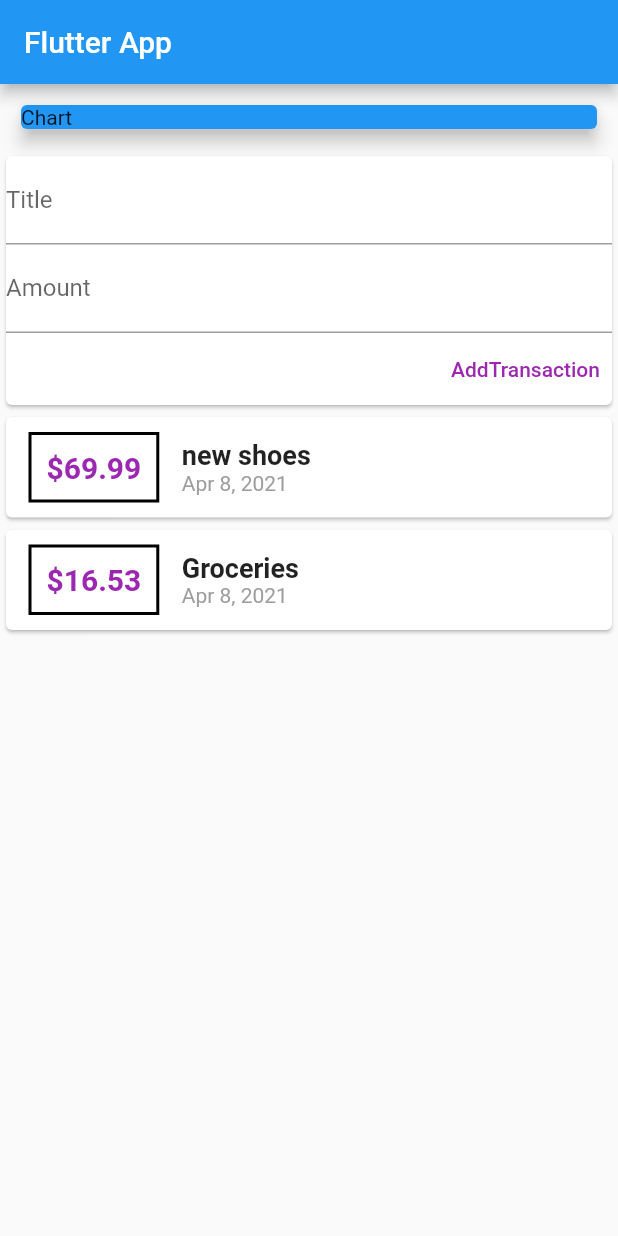
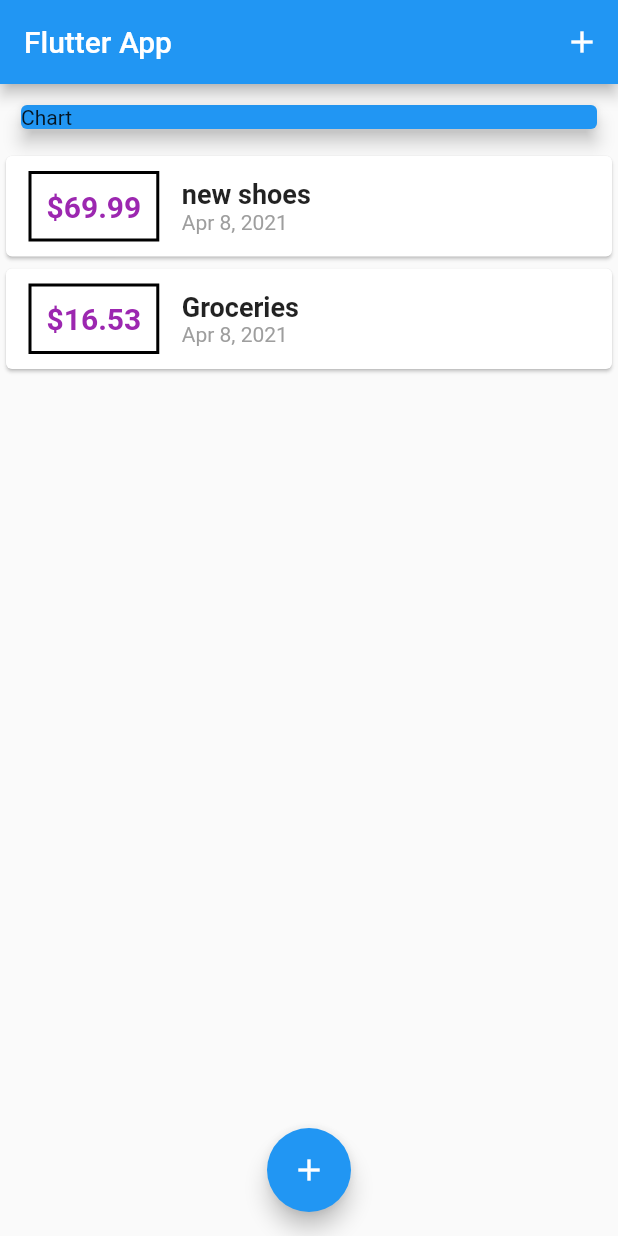
Before and after one commit to gmhcode/flutter_finance, a Flutter app: the screen it shows after launch, on a phone screen of 412 x 824 dp. Run offline on Flutter 3.47's test engine with Material 2 defaults, Android fonts, the phone set to English and light mode, and no system bars.

Commit message:
refactored, added floating button

```diff
--- a/lib/main.dart
+++ b/lib/main.dart
@@ -1,6 +1,8 @@
 import 'package:flutter/material.dart';
-import 'package:flutter_finance/widgets/user_transaction.dart';
-import './widgets/user_transaction.dart';
+import 'package:flutter_finance/widgets/new_transaction.dart';
+import 'package:flutter_finance/widgets/transaction_list.dart';
+
+import './models/transaction.dart';
 
 void main() {
   runApp(MyApp());
@@ -28,7 +30,7 @@
   }
 }
 
-class MyHomePage extends StatelessWidget {
+class MyHomePage extends StatefulWidget {
 //..######..##.....##....###....########..########
 //.##....##.##.....##...##.##...##.....##....##...
 //.##.......##.....##..##...##..##.....##....##...
@@ -39,14 +41,58 @@
 
   // String titleInput;
   // String amountInput;
-  final titleController = TextEditingController();
-  final amountController = TextEditingController();
+  @override
+  _MyHomePageState createState() => _MyHomePageState();
+}
+
+class _MyHomePageState extends State<MyHomePage> {
+  final List<Transaction> _userTransactions = [
+    Transaction(
+      id: "t1",
+      title: "new shoes",
+      amount: 69.99,
+      date: DateTime.now(),
+    ),
+    Transaction(
+      id: "t2",
+      title: "Groceries",
+      amount: 16.53,
+      date: DateTime.now(),
+    ),
+  ];
+
+  void _addNewTransaction(String txTitle, double txAmount) {
+    final newTx = Transaction(
+        id: DateTime.now().toString(),
+        title: txTitle,
+        amount: txAmount,
+        date: DateTime.now());
+
+    setState(() {
+      _userTransactions.add(newTx);
+    });
+  }
+
+  void startAddNewTransaction(BuildContext ctx) {
+    showModalBottomSheet(
+      context: ctx,
+      builder: (bctx) {
+        return NewTransaction(addTx: _addNewTransaction);
+      },
+    );
+  }
 
   @override
   Widget build(BuildContext context) {
     return Scaffold(
       appBar: AppBar(
         title: Text("Flutter App"),
+        actions: [
+          IconButton(
+            icon: Icon(Icons.add),
+            onPressed: () => startAddNewTransaction(context),
+          )
+        ],
       ),
       body: SingleChildScrollView(
         child: Column(
@@ -64,9 +110,14 @@
                 ),
               ),
             ),
-            UserTransactions()
+            TransactionList(transactions: _userTransactions),
           ],
         ),
+      ),
+      floatingActionButtonLocation: FloatingActionButtonLocation.centerFloat,
+      floatingActionButton: FloatingActionButton(
+        child: Icon(Icons.add),
+        onPressed: () => startAddNewTransaction(context),
       ),
     );
   }
--- a/lib/widgets/transaction_list.dart
+++ b/lib/widgets/transaction_list.dart
@@ -12,8 +12,8 @@
   Widget build(BuildContext context) {
     return Container(
       height: 300,
-      child: ListView(
-        children: transactions.map((tx) {
+      child: ListView.builder(
+        itemBuilder: (ctx, index) {
           return Card(
             child: Row(
               children: [
@@ -30,7 +30,7 @@
                   ),
                   padding: EdgeInsets.all(10),
                   child: Text(
-                    '\$${tx.amount.toString()}',
+                    '\$${transactions[index].amount.toStringAsFixed(2)}', //two decimal places
                     style: TextStyle(
                       fontWeight: FontWeight.bold,
                       fontSize: 20,
@@ -42,12 +42,12 @@
                   crossAxisAlignment: CrossAxisAlignment.start,
                   children: [
                     Text(
-                      tx.title,
+                      transactions[index].title,
                       style:
                           TextStyle(fontSize: 18, fontWeight: FontWeight.bold),
                     ),
                     Text(
-                      DateFormat.yMMMd().format(tx.date),
+                      DateFormat.yMMMd().format(transactions[index].date),
                       style: TextStyle(color: Colors.grey),
                     ),
                   ],
@@ -55,7 +55,11 @@
               ],
             ),
           );
-        }).toList(),
+        },
+        itemCount: transactions.length,
+        // children: transactions.map((tx) {
+
+        // }).toList(),
       ),
     );
   }
--- a/lib/widgets/user_transaction.dart
+++ /dev/null
@@ -1,54 +0,0 @@
-import 'package:flutter/material.dart';
-import './new_transaction.dart';
-import './transaction_list.dart';
-import '../models/transaction.dart';
-
-class UserTransactions extends StatefulWidget {
-  UserTransactions({Key key}) : super(key: key);
-
-  @override
-  _UserTransactionsState createState() => _UserTransactionsState();
-}
-
-class _UserTransactionsState extends State<UserTransactions> {
-  final List<Transaction> _userTransactions = [
-    Transaction(
-      id: "t1",
-      title: "new shoes",
-      amount: 69.99,
-      date: DateTime.now(),
-    ),
-    Transaction(
-      id: "t2",
-      title: "Groceries",
-      amount: 16.53,
-      date: DateTime.now(),
-    ),
-  ];
-
-  void _addNewTransaction(String txTitle, double txAmount) {
-    final newTx = Transaction(
-        id: DateTime.now().toString(),
-        title: txTitle,
-        amount: txAmount,
-        date: DateTime.now());
-
-    setState(() {
-      _userTransactions.add(newTx);
-    });
-  }
-
-  @override
-  Widget build(BuildContext context) {
-    return Container(
-      child: Column(
-        children: [
-          NewTransaction(
-            addTx: _addNewTransaction,
-          ),
-          TransactionList(transactions: _userTransactions),
-        ],
-      ),
-    );
-  }
-}
```
Also changed, not shown: lib/widgets/new_transaction.dart (+12 -8 lines).
